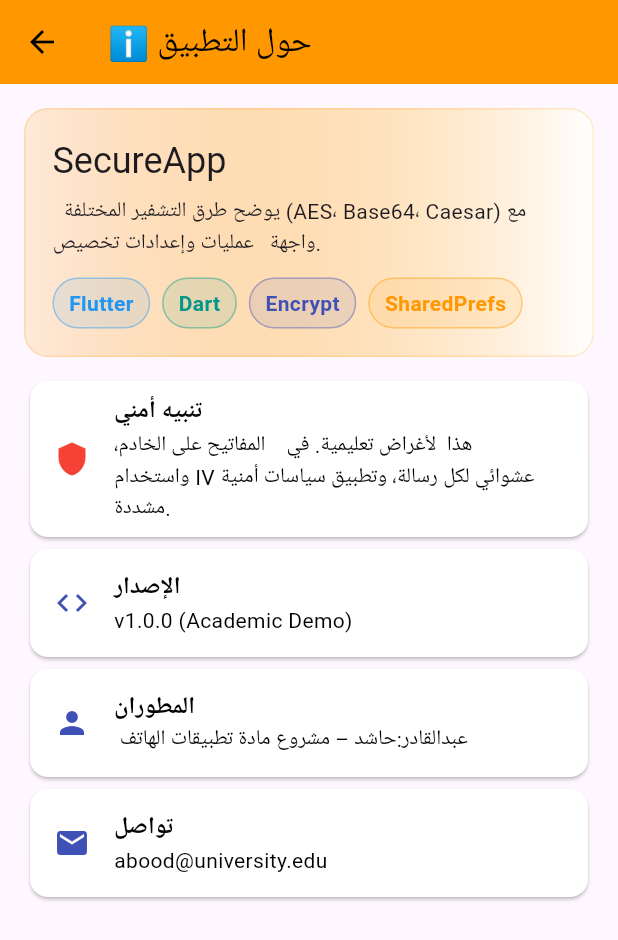
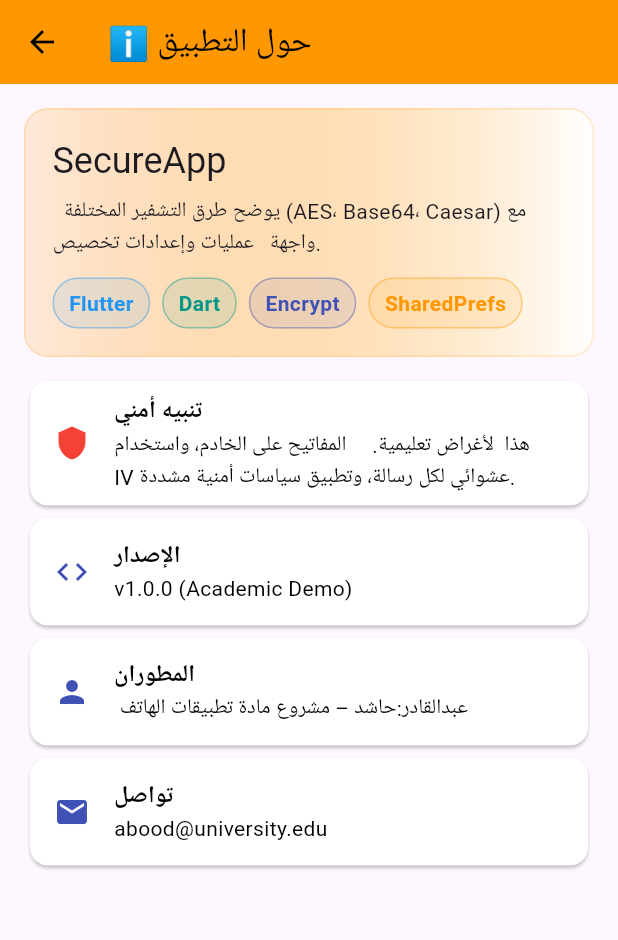
Before and after one commit to hashedalmaswi/my-project, a Flutter app: the AboutPage screen opened directly, on a phone screen of 412 x 824 dp. Shown: the top 940 px of the screen. Run offline on Flutter 3.47's test engine with Material 3 defaults, Android fonts, the phone set to English and light mode, and no system bars; our stand-ins replace shared_preferences; missing offline and left inert: encrypt; accounts and stored records are empty.

```diff
--- a/lib/about_page.dart
+++ b/lib/about_page.dart
@@ -69,7 +69,7 @@ class AboutPage extends StatelessWidget {
           ),
           const SizedBox(height: 12),
           _tile(Icons.shield, 'تنبيه أمني',
-              'هذا  لأغراض تعليمية. في    المفاتيح على الخادم، واستخدام IV عشوائي لكل رسالة، وتطبيق سياسات أمنية مشددة.',
+              'هذا  لأغراض تعليمية.     المفاتيح على الخادم، واستخدام IV عشوائي لكل رسالة، وتطبيق سياسات أمنية مشددة.',
               color: Colors.red),
           _tile(Icons.code, 'الإصدار', 'v1.0.0 (Academic Demo)'),
           _tile(Icons.person, 'المطوران', ' عبدالقادر:حاشد – مشروع مادة تطبيقات الهاتف'),
```
